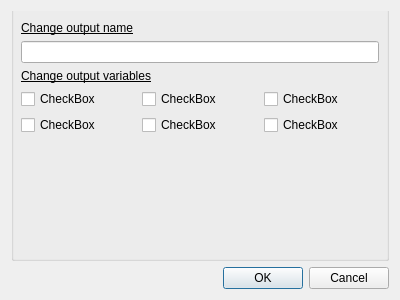
Qt form qt/output_settings.ui (rickstaa/CCDAT) before a commit.
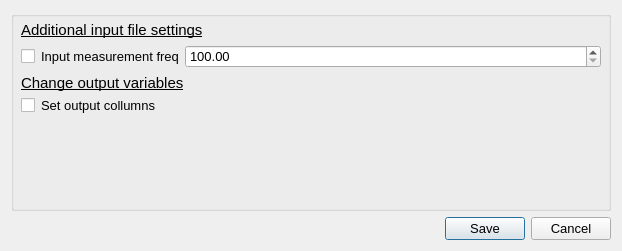
The same form after that commit.

Commit message:
feature: Added data time padding feature
This feature enabled the user to add a padding around the dataframe sections that come out of the analysis.

What changed in the file:
```diff
--- a/qt/output_settings.ui
+++ b/qt/output_settings.ui
@@ -6,85 +6,164 @@
    <rect>
     <x>0</x>
     <y>0</y>
-    <width>400</width>
-    <height>300</height>
+    <width>618</width>
+    <height>248</height>
    </rect>
   </property>
   <property name="windowTitle">
    <string>Dialog</string>
   </property>
   <layout class="QGridLayout" name="gridLayout">
+   <item row="1" column="0">
+    <widget class="QDialogButtonBox" name="buttonBox">
+     <property name="font">
+      <font>
+       <pointsize>10</pointsize>
+      </font>
+     </property>
+     <property name="orientation">
+      <enum>Qt::Horizontal</enum>
+     </property>
+     <property name="standardButtons">
+      <set>QDialogButtonBox::Cancel|QDialogButtonBox::Save</set>
+     </property>
+    </widget>
+   </item>
    <item row="0" column="0">
     <widget class="QGroupBox" name="groupBox">
+     <property name="minimumSize">
+      <size>
+       <width>600</width>
+       <height>200</height>
+      </size>
+     </property>
+     <property name="font">
+      <font>
+       <pointsize>10</pointsize>
+      </font>
+     </property>
      <property name="styleSheet">
-      <string notr="true">QGroupBox{padding-top:15px; margin-top:-15px}</string>
+      <string notr="true">QGroupBox{padding-top:0px; margin-top:0px}</string>
      </property>
      <property name="title">
       <string/>
      </property>
      <layout class="QVBoxLayout" name="verticalLayout">
       <item>
-       <widget class="QLabel" name="label_2">
-        <property name="text">
-         <string>&lt;html&gt;&lt;head/&gt;&lt;body&gt;&lt;p&gt;&lt;span style=&quot; text-decoration: underline;&quot;&gt;Change output name&lt;/span&gt;&lt;/p&gt;&lt;/body&gt;&lt;/html&gt;</string>
+       <widget class="QLabel" name="iput_settings_label">
+        <property name="font">
+         <font>
+          <pointsize>11</pointsize>
+         </font>
         </property>
-       </widget>
-      </item>
-      <item>
-       <widget class="QLineEdit" name="lineEdit">
         <property name="text">
-         <string/>
+         <string>&lt;html&gt;&lt;head/&gt;&lt;body&gt;&lt;p&gt;&lt;span style=&quot; text-decoration: underline;&quot;&gt;Additional input file settings&lt;/span&gt;&lt;/p&gt;&lt;/body&gt;&lt;/html&gt;</string>
         </property>
        </widget>
       </item>
       <item>
-       <widget class="QLabel" name="label">
-        <property name="text">
-         <string>&lt;html&gt;&lt;head/&gt;&lt;body&gt;&lt;p&gt;&lt;span style=&quot; text-decoration: underline;&quot;&gt;Change output variables&lt;/span&gt;&lt;/p&gt;&lt;/body&gt;&lt;/html&gt;</string>
-        </property>
-       </widget>
-      </item>
-      <item>
-       <layout class="QGridLayout" name="gridLayout_2">
+       <layout class="QGridLayout" name="additional_input_file_settings_grid">
+        <item row="0" column="1">
+         <widget class="QLabel" name="label">
+          <property name="font">
+           <font>
+            <pointsize>10</pointsize>
+           </font>
+          </property>
+          <property name="text">
+           <string>Input measurement freq</string>
+          </property>
+         </widget>
+        </item>
+        <item row="0" column="0">
+         <widget class="QCheckBox" name="frame_rate_toggle">
+          <property name="sizePolicy">
+           <sizepolicy hsizetype="Fixed" vsizetype="Fixed">
+            <horstretch>0</horstretch>
+            <verstretch>0</verstretch>
+           </sizepolicy>
+          </property>
+          <property name="font">
+           <font>
+            <pointsize>10</pointsize>
+           </font>
+          </property>
+          <property name="text">
+           <string/>
+          </property>
+         </widget>
+        </item>
         <item row="0" column="2">
-         <widget class="QCheckBox" name="checkBox_3">
-          <property name="text">
-           <string>CheckBox</string>
+         <widget class="QDoubleSpinBox" name="frame_rate_value">
+          <property name="sizePolicy">
+           <sizepolicy hsizetype="MinimumExpanding" vsizetype="Fixed">
+            <horstretch>0</horstretch>
+            <verstretch>0</verstretch>
+           </sizepolicy>
+          </property>
+          <property name="font">
+           <font>
+            <pointsize>10</pointsize>
+           </font>
+          </property>
+          <property name="minimum">
+           <double>100.000000000000000</double>
+          </property>
+          <property name="maximum">
+           <double>1000.000000000000000</double>
+          </property>
+          <property name="singleStep">
+           <double>0.100000000000000</double>
           </property>
          </widget>
         </item>
+       </layout>
+      </item>
+      <item>
+       <widget class="QLabel" name="output_settings_label">
+        <property name="font">
+         <font>
+          <pointsize>11</pointsize>
+         </font>
+        </property>
+        <property name="text">
+         <string>&lt;html&gt;&lt;head/&gt;&lt;body&gt;&lt;p&gt;&lt;span style=&quot; text-decoration: underline;&quot;&gt;Change output variables&lt;/span&gt;&lt;/p&gt;&lt;/body&gt;&lt;/html&gt;</string>
+        </property>
+       </widget>
+      </item>
+      <item>
+       <layout class="QGridLayout" name="additional_output_settings_grid">
         <item row="0" column="0">
-         <widget class="QCheckBox" name="checkBox">
+         <widget class="QCheckBox" name="columns_toggle">
+          <property name="sizePolicy">
+           <sizepolicy hsizetype="Fixed" vsizetype="Fixed">
+            <horstretch>0</horstretch>
+            <verstretch>0</verstretch>
+           </sizepolicy>
+          </property>
+          <property name="font">
+           <font>
+            <pointsize>10</pointsize>
+           </font>
+          </property>
+          <property name="toolTip">
+           <string>By default the CGDAT tool only keeps the variables (csv columns) that are specified
+. Use this option to specify the collumns you want to include in the output file.</string>
+          </property>
           <property name="text">
-           <string>CheckBox</string>
+           <string/>
           </property>
          </widget>
         </item>
         <item row="0" column="1">
-         <widget class="QCheckBox" name="checkBox_2">
-          <property name="text">
-           <string>CheckBox</string>
+         <widget class="QLabel" name="collumns_label">
+          <property name="font">
+           <font>
+            <pointsize>10</pointsize>
+           </font>
           </property>
-         </widget>
-        </item>
-        <item row="1" column="2">
-         <widget class="QCheckBox" name="checkBox_4">
           <property name="text">
-           <string>CheckBox</string>
-          </property>
-         </widget>
-        </item>
-        <item row="1" column="1">
-         <widget class="QCheckBox" name="checkBox_5">
-          <property name="text">
-           <string>CheckBox</string>
-          </property>
-         </widget>
-        </item>
-        <item row="1" column="0">
-         <widget class="QCheckBox" name="checkBox_6">
-          <property name="text">
-           <string>CheckBox</string>
+           <string>Set output collumns</string>
           </property>
          </widget>
         </item>
@@ -106,16 +185,6 @@
      </layout>
     </widget>
    </item>
-   <item row="1" column="0">
-    <widget class="QDialogButtonBox" name="buttonBox">
-     <property name="orientation">
-      <enum>Qt::Horizontal</enum>
-     </property>
-     <property name="standardButtons">
-      <set>QDialogButtonBox::Cancel|QDialogButtonBox::Ok</set>
-     </property>
-    </widget>
-   </item>
   </layout>
  </widget>
  <resources/>
```
The commit also changes 165 other files.
